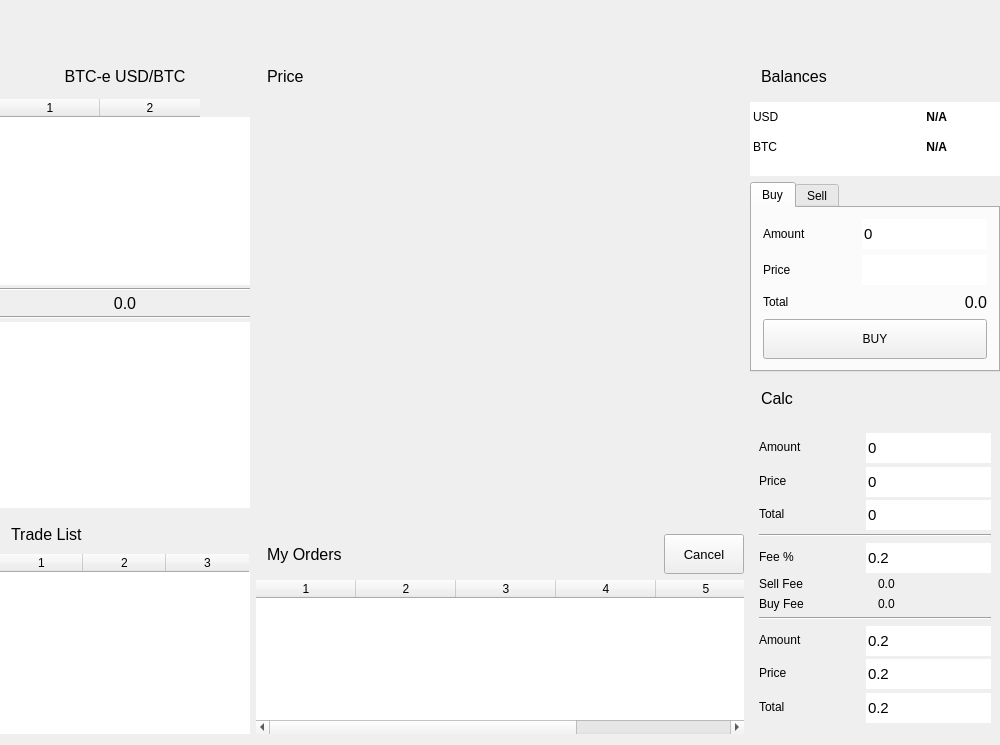
MuesliReep/TradeDeck, file src/mainwindow.ui: the form before one commit.
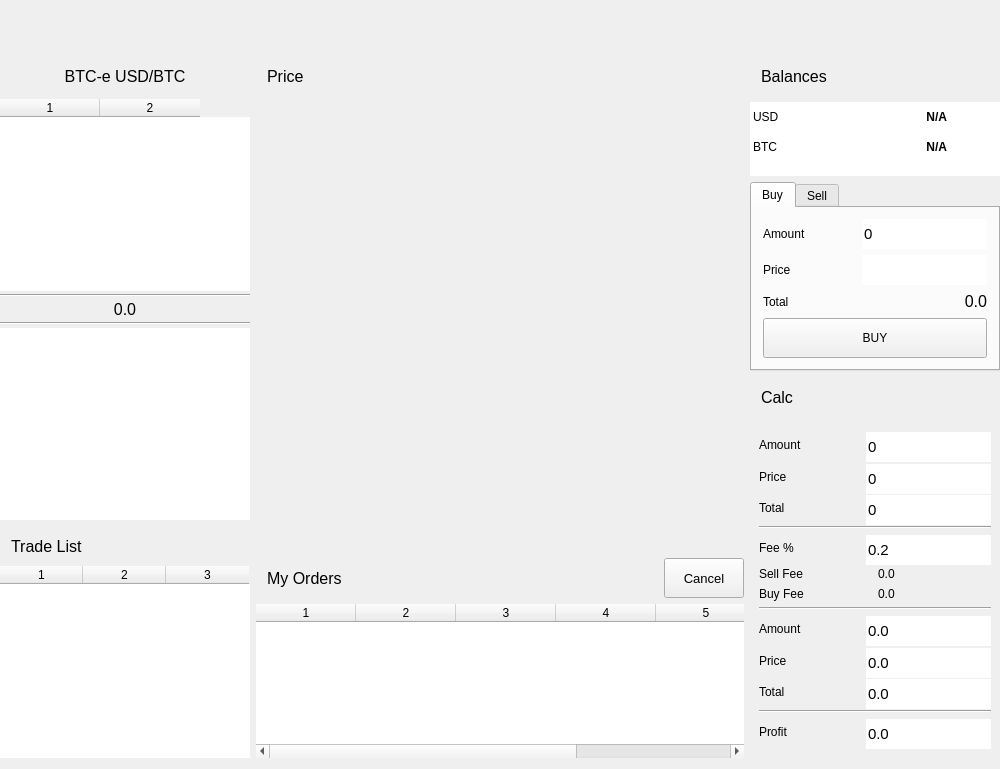
The form after the commit. Custom widgets are drawn as their Qt base class.

Commit message: Included profit value in trade calc

Diff of the .ui file:
```diff
--- a/src/mainwindow.ui
+++ b/src/mainwindow.ui
@@ -1160,7 +1160,7 @@
           <property name="maximumSize">
            <size>
             <width>250</width>
-            <height>350</height>
+            <height>375</height>
            </size>
           </property>
           <property name="autoFillBackground">
@@ -1489,7 +1489,7 @@
                   </font>
                  </property>
                  <property name="text">
-                  <string>0.2</string>
+                  <string>0.0</string>
                  </property>
                  <property name="frame">
                   <bool>false</bool>
@@ -1530,7 +1530,7 @@
                   </font>
                  </property>
                  <property name="text">
-                  <string>0.2</string>
+                  <string>0.0</string>
                  </property>
                  <property name="frame">
                   <bool>false</bool>
@@ -1571,7 +1571,55 @@
                   </font>
                  </property>
                  <property name="text">
-                  <string>0.2</string>
+                  <string>0.0</string>
+                 </property>
+                 <property name="frame">
+                  <bool>false</bool>
+                 </property>
+                </widget>
+               </item>
+              </layout>
+             </item>
+             <item>
+              <widget class="Line" name="lineProfitBot">
+               <property name="orientation">
+                <enum>Qt::Horizontal</enum>
+               </property>
+              </widget>
+             </item>
+             <item>
+              <layout class="QHBoxLayout" name="HorizontalLayoutCalc10">
+               <item>
+                <widget class="QLabel" name="labelCalcProfit">
+                 <property name="text">
+                  <string>Profit</string>
+                 </property>
+                 <property name="alignment">
+                  <set>Qt::AlignLeading|Qt::AlignLeft|Qt::AlignVCenter</set>
+                 </property>
+                </widget>
+               </item>
+               <item>
+                <widget class="QLineEdit" name="lineEditCalcProfit">
+                 <property name="minimumSize">
+                  <size>
+                   <width>0</width>
+                   <height>30</height>
+                  </size>
+                 </property>
+                 <property name="maximumSize">
+                  <size>
+                   <width>125</width>
+                   <height>30</height>
+                  </size>
+                 </property>
+                 <property name="font">
+                  <font>
+                   <pointsize>11</pointsize>
+                  </font>
+                 </property>
+                 <property name="text">
+                  <string>0.0</string>
                  </property>
                  <property name="frame">
                   <bool>false</bool>
```
The commit also changes 2 other files.
